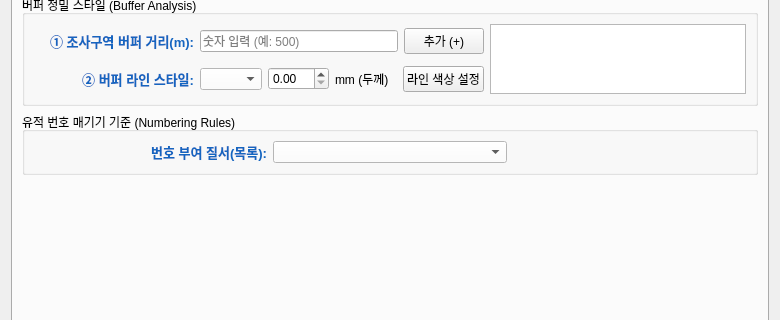
lzpxilfe/ArchDistribution, file arch_distribution_dialog_base.ui: the form before one commit; both pictures show x 0 to 780 and y 219 to 539 of the 780 by 850 pixel window.
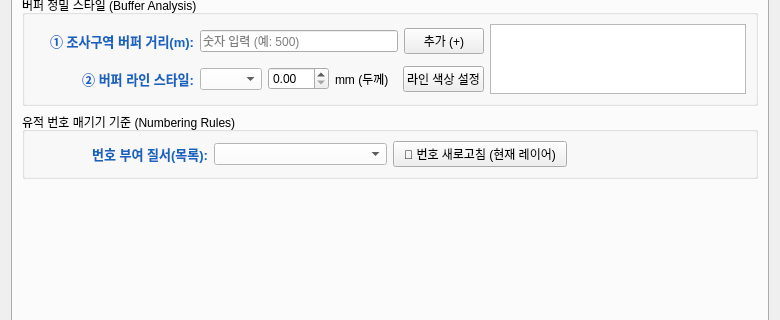
The form after the commit. The open tabs and pages were chosen to show the change.

Patch:
```diff
--- a/arch_distribution_dialog_base.ui
+++ b/arch_distribution_dialog_base.ui
@@ -731,6 +731,16 @@
            </widget>
           </item>
           <item row="0" column="2">
+           <widget class="QPushButton" name="btnRenumber">
+            <property name="text">
+             <string>🔄 번호 새로고침 (현재 레이어)</string>
+            </property>
+            <property name="toolTip">
+             <string>현재 선택된 레이어의 유적 번호를 1번부터 다시 매깁니다 (삭제 후 번호 정리용).</string>
+            </property>
+           </widget>
+          </item>
+          <item row="0" column="3">
            <widget class="QLabel" name="ln1u">
             <string>(자동 번호 부여)</string>
            </widget>
```
